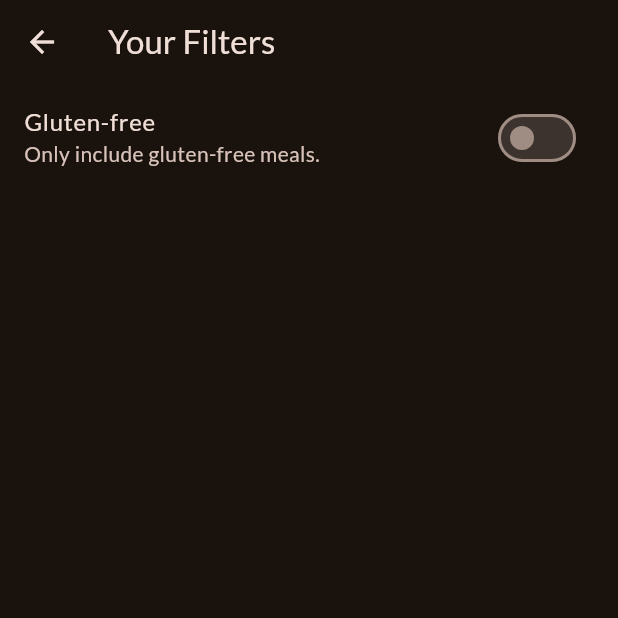
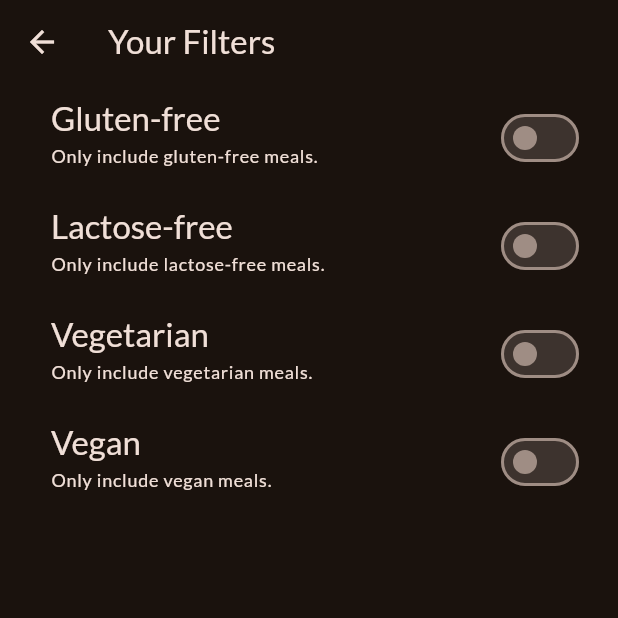
Before and after one commit to seadynamic8/meals2, a Flutter app: the FiltersScreen screen opened directly, on a phone screen of 412 x 824 dp, the top half of it. Run offline on Flutter 3.47's test engine with Material 2 defaults, Android fonts, the phone set to English and light mode, and no system bars; our stand-ins replace flutter_riverpod, google_fonts, transparent_image.

Commit message:
Added the other 3 filters and added styling

```diff
--- a/lib/screens/filters.dart
+++ b/lib/screens/filters.dart
@@ -5,6 +5,8 @@ class FiltersScreen extends StatelessWidget {
 
   @override
   Widget build(BuildContext context) {
+    final themeContext = Theme.of(context);
+
     return Scaffold(
       appBar: AppBar(
         title: const Text('Your Filters'),
@@ -14,8 +16,74 @@ class FiltersScreen extends StatelessWidget {
           SwitchListTile(
             value: false,
             onChanged: (isChecked) {},
-            title: const Text('Gluten-free'),
-            subtitle: const Text('Only include gluten-free meals.'),
+            title: Text(
+              'Gluten-free',
+              style: themeContext.textTheme.titleLarge!.copyWith(
+                color: themeContext.colorScheme.onBackground,
+              ),
+            ),
+            subtitle: Text(
+              'Only include gluten-free meals.',
+              style: themeContext.textTheme.labelMedium!.copyWith(
+                color: themeContext.colorScheme.onBackground,
+              ),
+            ),
+            activeColor: themeContext.colorScheme.tertiary,
+            contentPadding: const EdgeInsets.only(left: 34, right: 22),
+          ),
+          SwitchListTile(
+            value: false,
+            onChanged: (isChecked) {},
+            title: Text(
+              'Lactose-free',
+              style: themeContext.textTheme.titleLarge!.copyWith(
+                color: themeContext.colorScheme.onBackground,
+              ),
+            ),
+            subtitle: Text(
+              'Only include lactose-free meals.',
+              style: themeContext.textTheme.labelMedium!.copyWith(
+                color: themeContext.colorScheme.onBackground,
+              ),
+            ),
+            activeColor: themeContext.colorScheme.tertiary,
+            contentPadding: const EdgeInsets.only(left: 34, right: 22),
+          ),
+          SwitchListTile(
+            value: false,
+            onChanged: (isChecked) {},
+            title: Text(
+              'Vegetarian',
+              style: themeContext.textTheme.titleLarge!.copyWith(
+                color: themeContext.colorScheme.onBackground,
+              ),
+            ),
+            subtitle: Text(
+              'Only include vegetarian meals.',
+              style: themeContext.textTheme.labelMedium!.copyWith(
+                color: themeContext.colorScheme.onBackground,
+              ),
+            ),
+            activeColor: themeContext.colorScheme.tertiary,
+            contentPadding: const EdgeInsets.only(left: 34, right: 22),
+          ),
+          SwitchListTile(
+            value: false,
+            onChanged: (isChecked) {},
+            title: Text(
+              'Vegan',
+              style: themeContext.textTheme.titleLarge!.copyWith(
+                color: themeContext.colorScheme.onBackground,
+              ),
+            ),
+            subtitle: Text(
+              'Only include vegan meals.',
+              style: themeContext.textTheme.labelMedium!.copyWith(
+                color: themeContext.colorScheme.onBackground,
+              ),
+            ),
+            activeColor: themeContext.colorScheme.tertiary,
+            contentPadding: const EdgeInsets.only(left: 34, right: 22),
           ),
         ],
       ),
--- a/lib/screens/tabs.dart
+++ b/lib/screens/tabs.dart
@@ -27,6 +27,7 @@ class _TabsScreenState extends ConsumerState<TabsScreen> {
     Navigator.pop(context);
 
     // #meals is current screen, so no action
+
     if (screen == #filters) {
       Navigator.of(context).push(
         MaterialPageRoute(builder: (ctx) => const FiltersScreen()),
```
